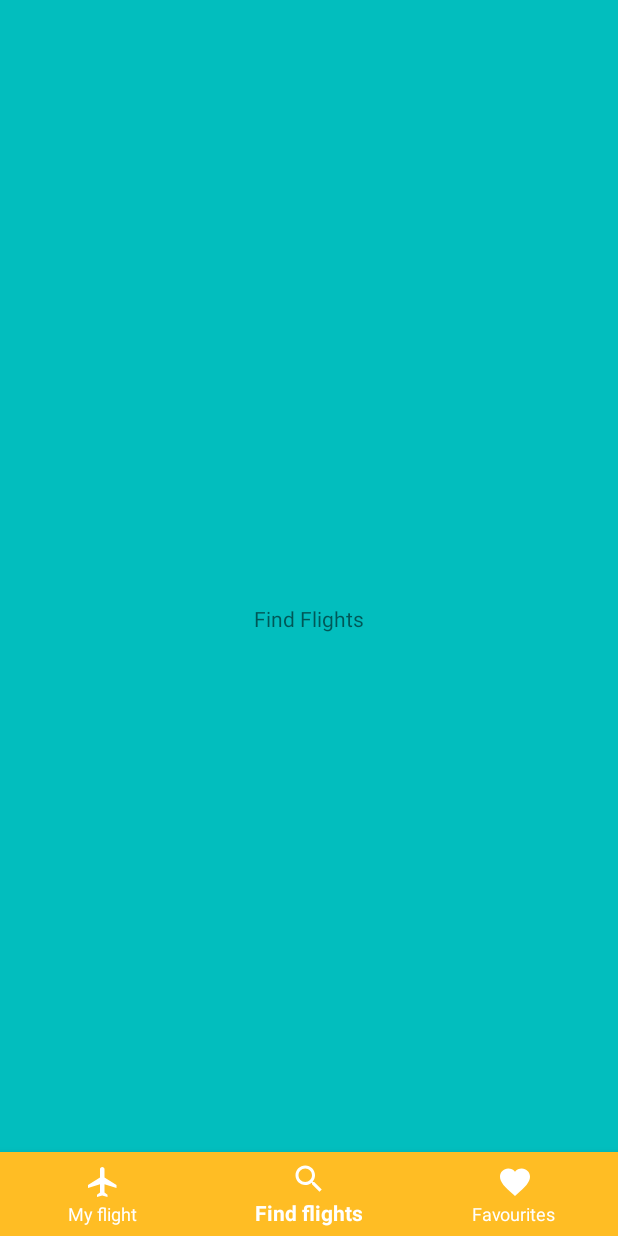
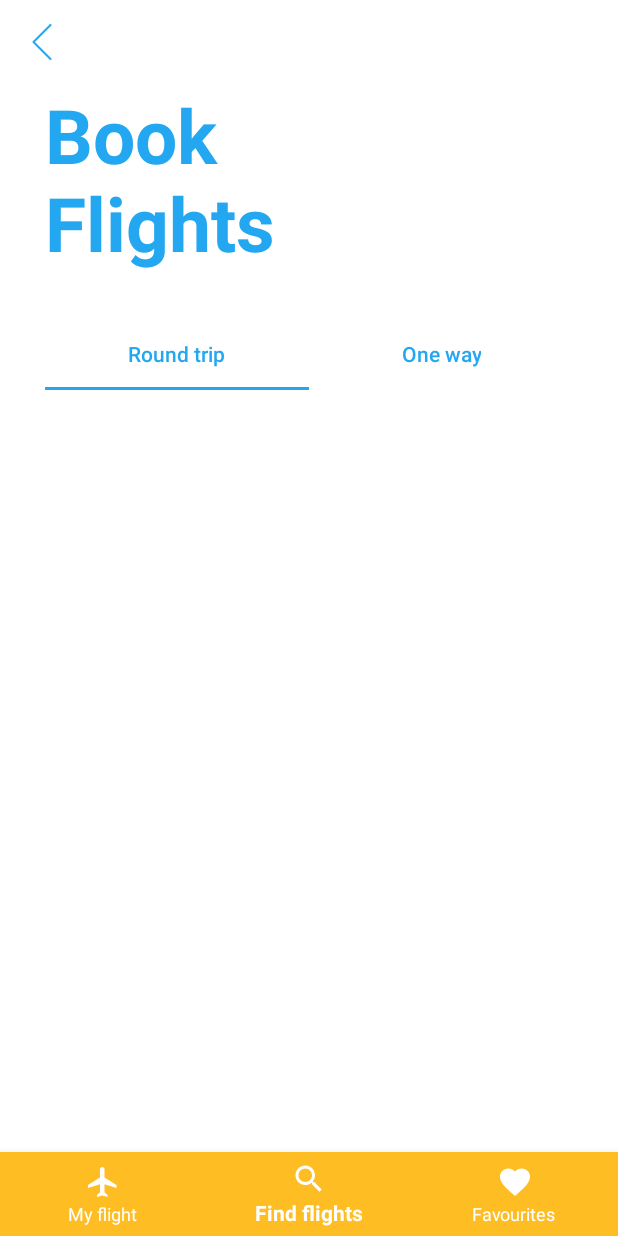
Before and after one commit to fashbot/flight_checker_app, an Android app: the screen it shows after launch (MainActivity), item 2 of the bottom bar chosen, on a phone screen of 412 x 824 dp. Run offline under Robolectric (Android 15) with nearby library versions, the phone set to English and light mode, and no system bars.

Commit message:
Adds 'Book Flight' tab bar headers and back button

```diff
--- a/app/src/main/java/yass/stephanie/com/flight_checker/MainActivity.kt
+++ b/app/src/main/java/yass/stephanie/com/flight_checker/MainActivity.kt
@@ -23,15 +23,15 @@ class MainActivity : AppCompatActivity() {
 
         when (item.itemId) {
             R.id.navigation_my_flights -> {
-                openFragment(myFlightsFragment, R.id.my_flights_layout)
+                openFragment(myFlightsFragment)
                 return@OnNavigationItemSelectedListener true
             }
             R.id.navigation_find_flights -> {
-                openFragment(findFlightsFragment, R.id.find_flights_layout)
+                openFragment(findFlightsFragment)
                 return@OnNavigationItemSelectedListener true
             }
             R.id.navigation_favourite_flights -> {
-                openFragment(favouriteFlights, R.id.favourite_flights_layout)
+                openFragment(favouriteFlights)
                 return@OnNavigationItemSelectedListener true
             }
         }
@@ -40,7 +40,7 @@ class MainActivity : AppCompatActivity() {
     }
 
 
-    private fun openFragment(fragment: Fragment, heldFragment: Int) {
+    private fun openFragment(fragment: Fragment) {
         val fm: FragmentTransaction = supportFragmentManager.beginTransaction();
         fm.replace(currentFragment, fragment)
         fm.addToBackStack(null)
--- a/app/src/main/java/yass/stephanie/com/flight_checker/ui/findfragment/FindFlightsFragment.kt
+++ b/app/src/main/java/yass/stephanie/com/flight_checker/ui/findfragment/FindFlightsFragment.kt
@@ -20,7 +20,7 @@ class FindFlightsFragment : Fragment() {
         inflater: LayoutInflater, container: ViewGroup?,
         savedInstanceState: Bundle?
     ): View {
-        return inflater.inflate(R.layout.fragment_find_flights, container, false)
+        return inflater.inflate(R.layout.book_flights_fragment, container, false)
     }
 
     override fun onActivityCreated(savedInstanceState: Bundle?) {
--- /dev/null
+++ b/app/src/main/res/drawable/ic_back.xml
@@ -0,0 +1,4 @@
+<vector android:height="24dp" android:viewportHeight="477.175"
+    android:viewportWidth="477.175" android:width="24dp" xmlns:android="http://schemas.android.com/apk/res/android">
+    <path android:fillColor="@color/mainActivityBackgroundColor" android:pathData="M145.188,238.575l215.5,-215.5c5.3,-5.3 5.3,-13.8 0,-19.1s-13.8,-5.3 -19.1,0l-225.1,225.1c-5.3,5.3 -5.3,13.8 0,19.1l225.1,225c2.6,2.6 6.1,4 9.5,4s6.9,-1.3 9.5,-4c5.3,-5.3 5.3,-13.8 0,-19.1L145.188,238.575z"/>
+</vector>
--- /dev/null
+++ b/app/src/main/res/drawable/ic_dot.xml
@@ -0,0 +1,5 @@
+<?xml version="1.0" encoding="utf-8"?>
+<shape xmlns:android="http://schemas.android.com/apk/res/android" android:shape="oval">
+    <solid android:color="@color/mainActivityBackgroundColor"/>
+    <size android:width="1dp" android:height="1dp"/>
+</shape>
--- /dev/null
+++ b/app/src/main/res/layout/book_flights_fragment.xml
@@ -0,0 +1,52 @@
+<?xml version="1.0" encoding="utf-8"?>
+<android.support.constraint.ConstraintLayout
+        xmlns:android="http://schemas.android.com/apk/res/android"
+        xmlns:app="http://schemas.android.com/apk/res-auto"
+        android:background="@android:color/white"
+        android:id="@+id/book_flights_layout"
+        android:layout_width="match_parent"
+        android:layout_height="match_parent"
+>
+
+    <Toolbar android:id="@+id/book_flights_toolbar"
+             android:layout_width="match_parent"
+             android:navigationIcon="@drawable/ic_back"
+             android:layout_height="wrap_content"/>
+
+    <TextView
+            android:id="@+id/message"
+            android:layout_width="match_parent"
+            android:layout_height="wrap_content"
+            android:text="@string/title_book_flights"
+            android:textSize="50dp"
+            android:textAlignment="textStart"
+            android:paddingLeft="30dp"
+            android:textStyle="bold"
+            android:textColor="@color/mainActivityBackgroundColor"
+
+            app:layout_constraintTop_toBottomOf="@+id/book_flights_toolbar"/>
+
+    <android.support.design.widget.TabLayout
+            android:layout_margin="30dp"
+            android:id="@+id/book_flights_tab_layout"
+            android:layout_height="wrap_content"
+            app:layout_constraintTop_toBottomOf="@+id/message"
+            android:layout_width="match_parent"
+            app:tabTextAppearance="@style/CustomTextAppearanceTab"
+            app:tabTextColor="@color/mainActivityBackgroundColor"
+            app:tabIndicatorColor="@color/mainActivityBackgroundColor"
+    >
+
+        <android.support.design.widget.TabItem
+                android:layout_height="0dp"
+                android:layout_width="0dp"
+                android:text="Round trip"
+        />
+
+        <android.support.design.widget.TabItem
+                android:layout_height="0dp"
+                android:layout_width="0dp"
+                android:text="One way"/>
+    </android.support.design.widget.TabLayout>
+
+</android.support.constraint.ConstraintLayout>
--- a/app/src/main/res/values/colors.xml
+++ b/app/src/main/res/values/colors.xml
@@ -4,6 +4,6 @@
     <color name="colorPrimaryDark">#00574B</color>
     <color name="colorAccent">#D81B60</color>
     <color name="navigationBackgroundColor">#FFBD24</color>
-    <color name="mainActivityBackgroundColor">#02BEBE</color>
+    <color name="mainActivityBackgroundColor">#22A7F0</color>
 
 </resources>
--- a/app/src/main/res/values/strings.xml
+++ b/app/src/main/res/values/strings.xml
@@ -7,4 +7,7 @@
     <string name="title_find_flights">Find flights</string>
     <string name="title_favourites">Favourites</string>
     <string name="title_activity_splash">SplashActivity</string>
+    <string name="title_book_flights"> Book \nFlights </string>
+
+    "Book \n Flights"
 </resources>
--- a/app/src/main/res/values/styles.xml
+++ b/app/src/main/res/values/styles.xml
@@ -20,4 +20,11 @@
     <style name="HiddenTitleTheme.AppBarOverlay" parent="ThemeOverlay.AppCompat.Dark.ActionBar"/>
     <style name="HiddenTitleTheme.PopupOverlay" parent="ThemeOverlay.AppCompat.Light"/>
 
+    <style name="CustomTextAppearanceTab" parent="TextAppearance.Design.Tab">
+        <item name="textAllCaps">false</item>
+        <item name="android:textAllCaps">false</item>
+        <item name="android:textSize">14dp</item>
+    </style>
+
+
 </resources>
```
